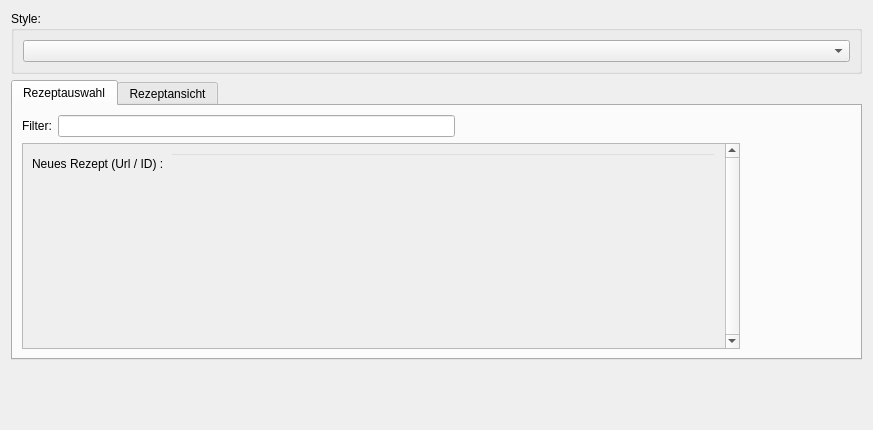
Before: the Qt Designer form frontend/menu/StyleMenu.ui in Indidev/headcooker, drawn with Qt 5.
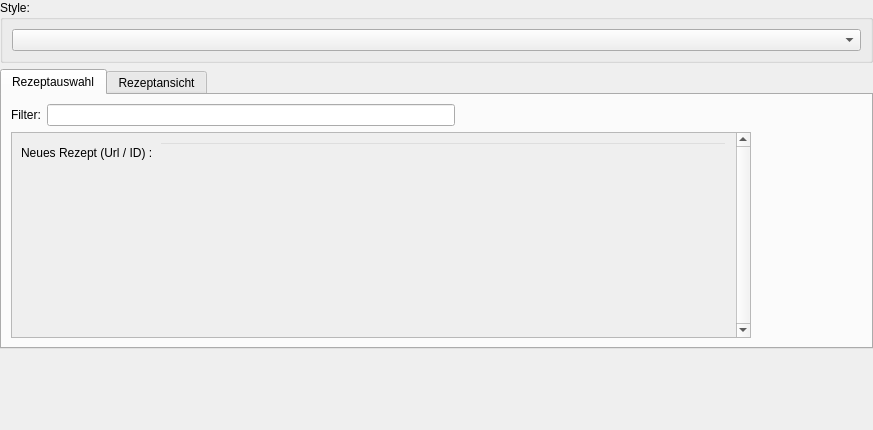
After: the same form once the commit is applied.

The edit to the form file:
```diff
--- a/frontend/menu/StyleMenu.ui
+++ b/frontend/menu/StyleMenu.ui
@@ -14,6 +14,18 @@
    <string>Form</string>
   </property>
   <layout class="QVBoxLayout" name="verticalLayout">
+   <property name="leftMargin">
+    <number>0</number>
+   </property>
+   <property name="topMargin">
+    <number>0</number>
+   </property>
+   <property name="rightMargin">
+    <number>0</number>
+   </property>
+   <property name="bottomMargin">
+    <number>0</number>
+   </property>
    <item>
     <widget class="QGroupBox" name="groupBox">
      <property name="sizePolicy">
@@ -102,7 +114,7 @@
                 <rect>
                  <x>0</x>
                  <y>0</y>
-                 <width>705</width>
+                 <width>723</width>
                  <height>205</height>
                 </rect>
                </property>
```
